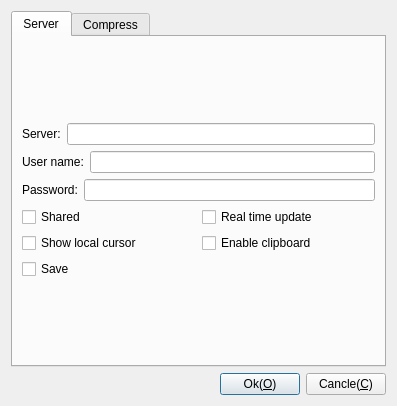
Qt form Viewer/Plugins/TigerVnc/DlgSettings.ui (KangLin/RabbitRemoteControl) before a commit.
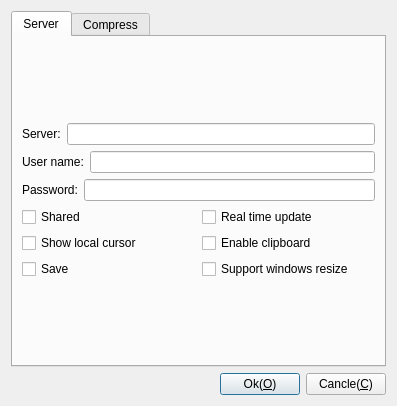
The same form after that commit.

Commit message: Add support desktop resize

Diff of the .ui file:
```diff
--- a/Viewer/Plugins/TigerVnc/DlgSettings.ui
+++ b/Viewer/Plugins/TigerVnc/DlgSettings.ui
@@ -23,7 +23,7 @@
       <attribute name="title">
        <string>Server</string>
       </attribute>
-      <layout class="QGridLayout" name="gridLayout">
+      <layout class="QGridLayout" name="gridLayout_5">
        <item row="0" column="0">
         <spacer name="verticalSpacer">
          <property name="orientation">
@@ -130,11 +130,22 @@
         </layout>
        </item>
        <item row="6" column="0">
+        <layout class="QGridLayout" name="gridLayout">
+         <item row="0" column="0">
         <widget class="QCheckBox" name="cbSave">
          <property name="text">
           <string>Save</string>
          </property>
         </widget>
+         </item>
+         <item row="0" column="1">
+          <widget class="QCheckBox" name="cbResizeWindows">
+           <property name="text">
+            <string>Support windows resize</string>
+           </property>
+          </widget>
+         </item>
+        </layout>
        </item>
        <item row="7" column="0">
         <spacer name="verticalSpacer_2">
```
Lines whose indentation alone changed are shown as unchanged. The commit also changes 4 other files.
